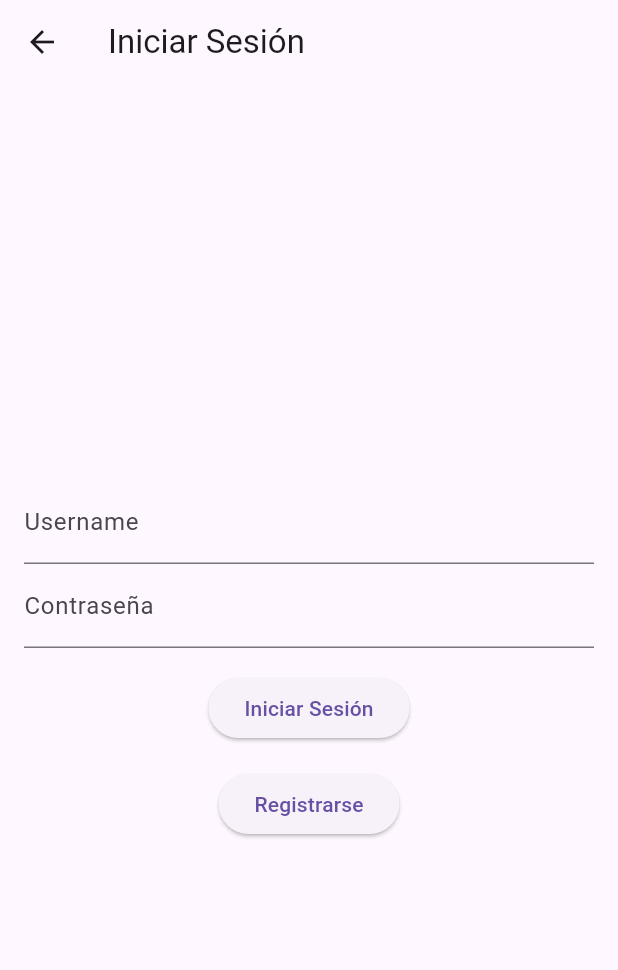
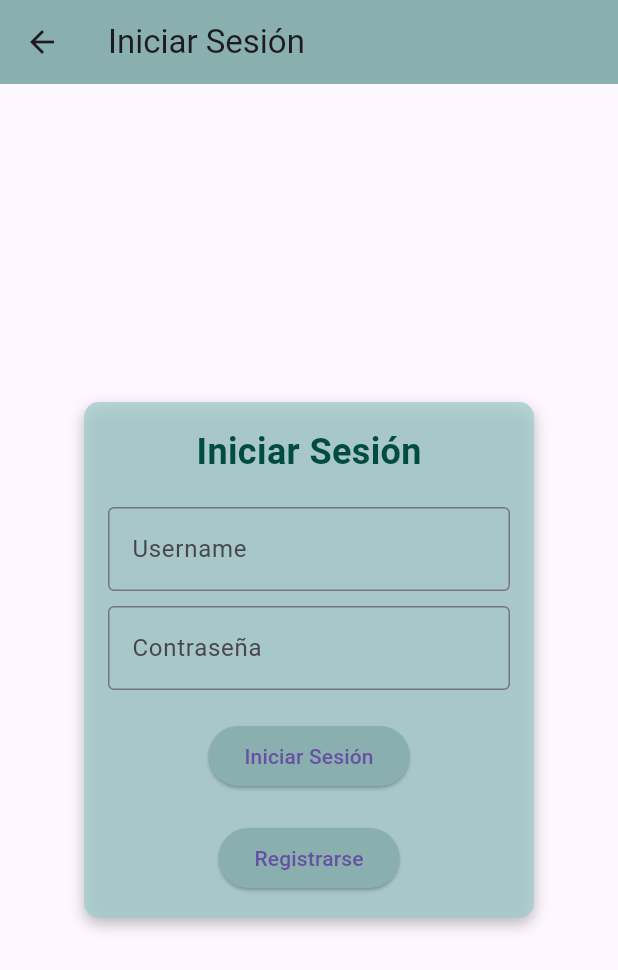
Before and after one commit to mayravm26/Frontend_minimo2, a Flutter app: the screen it shows after launch, after a tap on "Registrarse", after a tap on "Volver", on a phone screen of 412 x 824 dp. Shown: the top 970 px of the screen. Run offline on Flutter 3.47's test engine with Material 3 defaults, Android fonts, the phone set to English and light mode, and no system bars; our stand-ins replace dio, get.

```diff
--- a/lib/screen/logIn.dart
+++ b/lib/screen/logIn.dart
@@ -11,38 +11,70 @@ class LogInPage extends StatelessWidget {
     return Scaffold(
       appBar: AppBar(
         title: Text('Iniciar Sesión'),
+        backgroundColor: Color(0xFF89AFAF),
       ),
-      body: Padding(
+      body: Center(
+        child: Container(
           padding: const EdgeInsets.all(16.0),
+          margin: const EdgeInsets.symmetric(horizontal: 40.0), // Reduce el margen horizontal
+          constraints: BoxConstraints(
+            maxWidth: 300, // Limita el ancho del contenedor
+          ),
+          decoration: BoxDecoration(
+            color: Color.fromARGB(194, 162, 204, 204),
+            borderRadius: BorderRadius.circular(10),
+            boxShadow: [
+              BoxShadow(
+                color: Colors.black26,
+                blurRadius: 8,
+                offset: Offset(0, 4),
+              ),
+            ],
+          ),
+          child: SingleChildScrollView(
             child: Column(
-          mainAxisAlignment: MainAxisAlignment.center,
+              mainAxisSize: MainAxisSize.min,
               children: [
+                Text(
+                  "Iniciar Sesión",
+                  style: TextStyle(
+                    fontSize: 24,
+                    fontWeight: FontWeight.bold,
+                    color: Color(0xFF004D40),
+                  ),
+                ),
+                const SizedBox(height: 20),
                 TextField(
                   controller: userController.usernameController,
-              decoration: InputDecoration(labelText: 'Username'),
+                  decoration: InputDecoration(
+                    labelText: 'Username',
+                    border: OutlineInputBorder(),
                   ),
+                ),
+                const SizedBox(height: 10),
                 TextField(
                   controller: userController.passwordController,
-              decoration: InputDecoration(labelText: 'Contraseña'),
+                  decoration: InputDecoration(
+                    labelText: 'Contraseña',
+                    border: OutlineInputBorder(),
+                  ),
                   obscureText: true,
                 ),
-            SizedBox(height: 16),
-
-            // Mostrar CircularProgressIndicator o el botón, según el estado de carga
+                const SizedBox(height: 20),
                 Obx(() {
                   if (userController.isLoading.value) {
                     return CircularProgressIndicator();
                   } else {
                     return ElevatedButton(
-                  onPressed: () {
-                    userController.logIn();
-                  },
+                      onPressed: userController.logIn,
+                      style: ElevatedButton.styleFrom(
+                        backgroundColor: Color(0xFF89AFAF),
+                      ),
                       child: Text('Iniciar Sesión'),
                     );
                   }
                 }),
-
-            // Mostrar mensaje de error si existe
+                const SizedBox(height: 10),
                 Obx(() {
                   if (userController.errorMessage.isNotEmpty) {
                     return Padding(
@@ -56,17 +88,19 @@ class LogInPage extends StatelessWidget {
                     return Container();
                   }
                 }),
-
-            SizedBox(height: 16),
-
-            // Botón para navegar a la página de registro
+                const SizedBox(height: 10),
                 ElevatedButton(
                   onPressed: () => Get.toNamed('/register'),
+                  style: ElevatedButton.styleFrom(
+                    backgroundColor: Color(0xFF89AFAF),
+                  ),
                   child: Text('Registrarse'),
                 ),
               ],
             ),
           ),
+        ),
+      ),
     );
   }
 }
--- a/lib/screen/register.dart
+++ b/lib/screen/register.dart
@@ -8,45 +8,88 @@ class RegisterPage extends StatelessWidget {
   @override
   Widget build(BuildContext context) {
     return Scaffold(
-      appBar: AppBar(title: Text('Registrarse')),
-      body: Padding(
+      appBar: AppBar(
+        title: Text('Registrarse'),
+        backgroundColor: Color(0xFF89AFAF),
+      ),
+      body: Center(
+        child: Container(
           padding: const EdgeInsets.all(16.0),
+          margin: const EdgeInsets.symmetric(horizontal: 40.0), // Reduce el margen horizontal
+          constraints: BoxConstraints(
+            maxWidth: 500, // Establece un ancho máximo más pequeño
+          ),
+          decoration: BoxDecoration(
+            color: Color.fromARGB(194, 162, 204, 204),
+            borderRadius: BorderRadius.circular(10),
+            boxShadow: [
+              BoxShadow(
+                color: Colors.black26,
+                blurRadius: 8,
+                offset: Offset(0, 4),
+              ),
+            ],
+          ),
+          child: SingleChildScrollView(
             child: Column(
-          mainAxisAlignment: MainAxisAlignment.center,
+              mainAxisSize: MainAxisSize.min,
               children: [
+                Text(
+                  "Crear una cuenta",
+                  style: TextStyle(
+                    fontSize: 24,
+                    fontWeight: FontWeight.bold,
+                    color: Color(0xFF004D40),
+                  ),
+                ),
+                const SizedBox(height: 20),
                 TextField(
                   controller: registerController.usernameController,
-              decoration: InputDecoration(labelText: 'Username'),
+                  decoration: InputDecoration(
+                    labelText: 'Username',
+                    border: OutlineInputBorder(),
                   ),
+                ),
+                const SizedBox(height: 10),
                 TextField(
                   controller: registerController.nameController,
-              decoration: InputDecoration(labelText: 'Nom'),
+                  decoration: InputDecoration(
+                    labelText: 'Nom',
+                    border: OutlineInputBorder(),
                   ),
+                ),
+                const SizedBox(height: 10),
                 TextField(
                   controller: registerController.emailController,
-              decoration: InputDecoration(labelText: 'Correo Electrónico'),
+                  decoration: InputDecoration(
+                    labelText: 'Correo Electrónico',
+                    border: OutlineInputBorder(),
                   ),
+                ),
+                const SizedBox(height: 10),
                 TextField(
                   controller: registerController.passwordController,
-              decoration: InputDecoration(labelText: 'Contraseña'),
+                  decoration: InputDecoration(
+                    labelText: 'Contraseña',
+                    border: OutlineInputBorder(),
+                  ),
                   obscureText: true,
                 ),
-
-            SizedBox(height: 16),
-
-            // Mostrar CircularProgressIndicator o botón de registro según el estado de carga
+                const SizedBox(height: 20),
                 Obx(() {
                   if (registerController.isLoading.value) {
                     return CircularProgressIndicator();
                   } else {
                     return ElevatedButton(
                       onPressed: registerController.signUp,
+                      style: ElevatedButton.styleFrom(
+                        backgroundColor: Color(0xFF89AFAF),
+                      ),
                       child: Text('Registrarse'),
                     );
                   }
                 }),
-
-            // Mostrar mensaje de error si existe
+                const SizedBox(height: 10),
                 Obx(() {
                   if (registerController.errorMessage.isNotEmpty) {
                     return Padding(
@@ -60,17 +103,19 @@ class RegisterPage extends StatelessWidget {
                     return Container();
                   }
                 }),
-
-            SizedBox(height: 16),
-
-            // Botón para volver a la página de inicio de sesión
+                const SizedBox(height: 10),
                 ElevatedButton(
                   onPressed: () => Get.toNamed('/login'),
+                  style: ElevatedButton.styleFrom(
+                    backgroundColor: Color(0xFF89AFAF),
+                  ),
                   child: Text('Volver'),
                 ),
               ],
             ),
           ),
+        ),
+      ),
     );
   }
 }
--- a/pubspec.yaml
+++ b/pubspec.yaml
@@ -56,6 +56,8 @@ dev_dependencies:
 
 # The following section is specific to Flutter packages.
 flutter:
+  assets:
+    - assets/icons/
 
   # The following line ensures that the Material Icons font is
   # included with your application, so that you can use the icons in
```
Also changed, not shown: lib/Widgets/bottomNavigationBar.dart (+9 -4 lines), lib/screen/home.dart (+28 -20 lines). Lines whose indentation alone changed are shown as unchanged.
